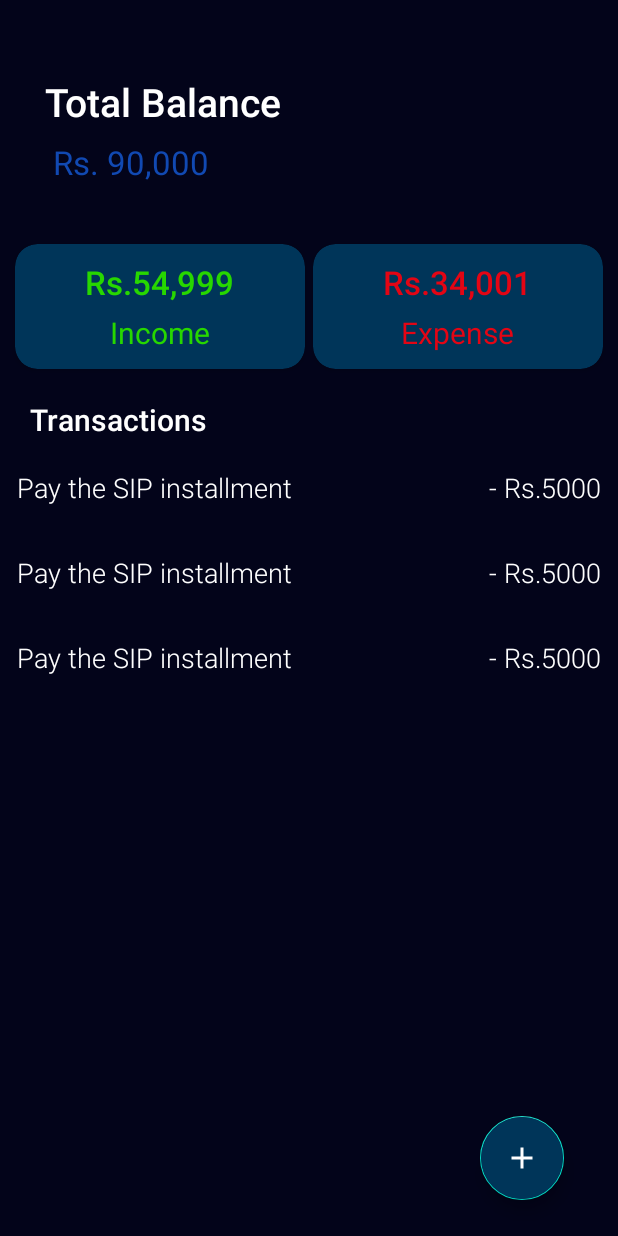
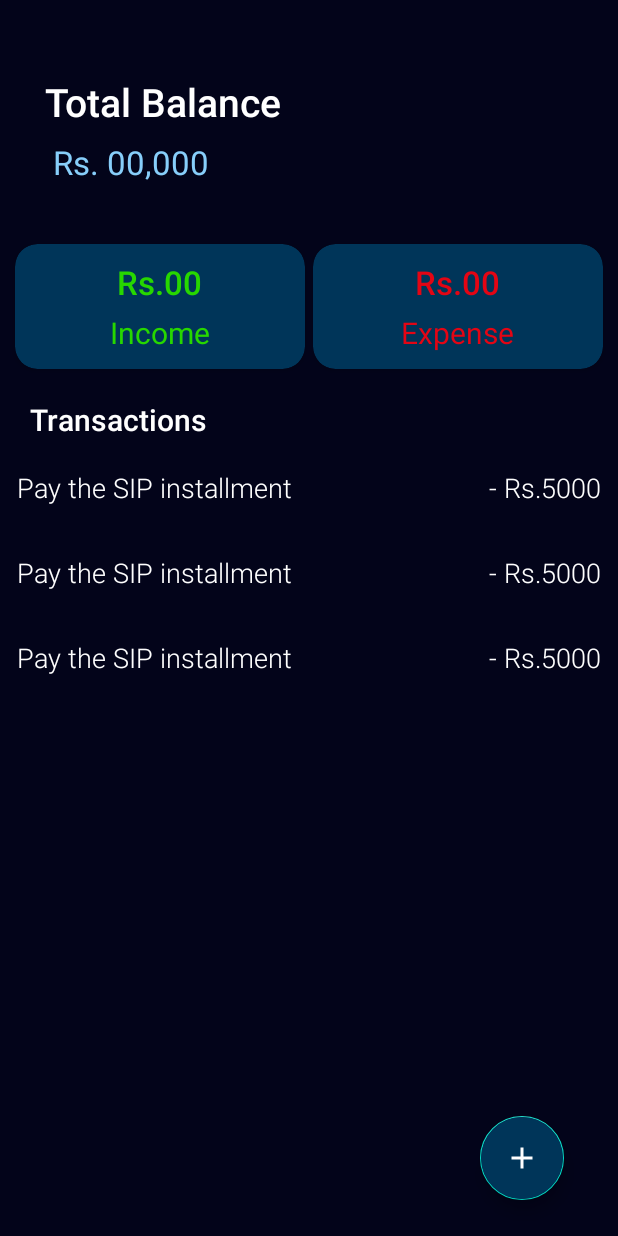
Before and after one commit to srujanv3/Expense-Tracker-App, an Android app: the layout activity_main.xml on its own in the app's theme, with its tools: preview values and no code run, on a phone screen of 412 x 824 dp. Run offline under Robolectric (Android 15) with nearby library versions, the phone set to English and light mode, and no system bars.

Commit message:
Detail income & expense activities

```diff
--- a/app/src/main/java/com/blogspot/svdevs/expensetracker/adapter/IncomeAdapter.kt
+++ /dev/null
@@ -1,4 +0,0 @@
-package com.blogspot.svdevs.expensetracker.adapter
-
-class IncomeAdapter {
-}
--- a/app/src/main/res/layout/activity_income.xml
+++ b/app/src/main/res/layout/activity_income.xml
@@ -13,7 +13,7 @@
         android:layout_height="wrap_content"
         android:layout_marginStart="30dp"
         android:layout_marginTop="50dp"
-        android:text="All Income"
+        android:text="All Incomes"
         android:textColor="@color/white"
         android:textSize="26sp"
         android:textStyle="bold"
@@ -25,7 +25,9 @@
         android:id="@+id/rvIncome"
         android:layout_width="match_parent"
         android:layout_height="0dp"
+        android:layout_marginStart="20dp"
         android:layout_marginTop="12dp"
+        android:layout_marginEnd="20dp"
         app:layout_constraintBottom_toBottomOf="parent"
         app:layout_constraintEnd_toEndOf="parent"
         app:layout_constraintStart_toStartOf="parent"
--- a/app/src/main/res/layout/activity_main.xml
+++ b/app/src/main/res/layout/activity_main.xml
@@ -1,5 +1,4 @@
 <?xml version="1.0" encoding="utf-8"?>
-
 <androidx.coordinatorlayout.widget.CoordinatorLayout
     android:id="@+id/coordinatorLayout"
     xmlns:android="http://schemas.android.com/apk/res/android"
@@ -48,8 +47,8 @@
             android:layout_height="wrap_content"
             android:layout_marginStart="15dp"
             android:layout_marginTop="8dp"
-            android:text="Rs. 90,000"
-            android:textColor="@color/dark_bg_two"
+            android:text="Rs. 00,000"
+            android:textColor="@color/dark_bg_three"
             android:textSize="22sp"
             app:layout_constraintStart_toStartOf="@+id/guideline3"
             app:layout_constraintTop_toBottomOf="@+id/tvTitle" />
@@ -84,7 +83,7 @@
                     android:layout_height="wrap_content"
                     android:layout_centerHorizontal="true"
                     android:padding="5dp"
-                    android:text="Rs.54,999"
+                    android:text="Rs.00"
                     android:fontFamily="sans-serif-light"
                     android:textColor="@color/green"
                     android:textSize="22sp"
@@ -135,7 +134,7 @@
                     android:layout_height="wrap_content"
                     android:layout_centerHorizontal="true"
                     android:padding="5dp"
-                    android:text="Rs.34,001"
+                    android:text="Rs.00"
                     android:fontFamily="sans-serif-light"
                     android:textColor="@color/red"
                     android:textSize="22sp"
--- a/app/src/main/res/values/colors.xml
+++ b/app/src/main/res/values/colors.xml
@@ -12,4 +12,5 @@
     <color name="dark_bg">#03041A</color>
     <color name="dark_bg_one">#003559</color>
     <color name="dark_bg_two">#1149B2</color>
+    <color name="dark_bg_three">#87cefa</color>
 </resources>
```
Also changed, not shown: app/src/main/java/com/blogspot/svdevs/expensetracker/activities/ExpenseActivity.kt (+14 -2 lines), app/src/main/java/com/blogspot/svdevs/expensetracker/activities/IncomeActivity.kt (+9 -7 lines), app/src/main/java/com/blogspot/svdevs/expensetracker/activities/MainActivity.kt (+7 -7 lines), app/src/main/res/layout/activity_expense.xml (+27 -0 lines).
